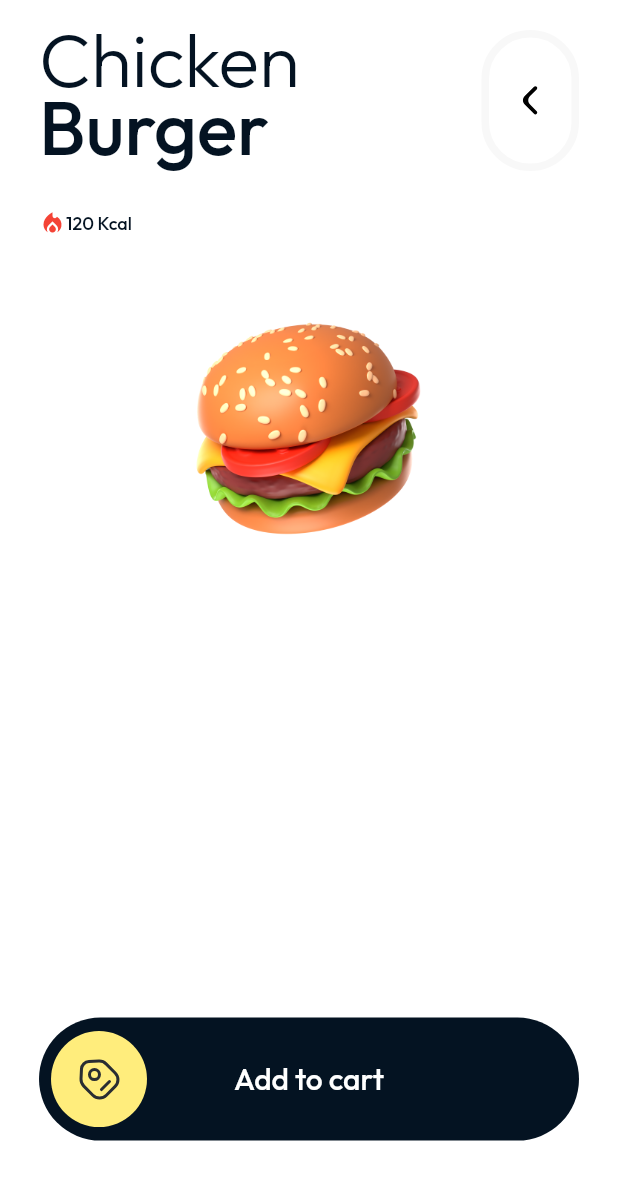
After one commit to 7ANV1R/food_app_ui, a Flutter app: the screen it shows after launch, after a tap on "Cheese Burger", on a phone screen of 412 x 824 dp. The commit adds this screen. Shown: the top 1180 px of the screen. Run offline on Flutter 3.47's test engine with Material 2 defaults, Android fonts, the light colour scheme and no system bars; drawn by our look-alikes of photo_view, slide_to_act; our stand-ins replace google_fonts, sliding_up_panel, websafe_svg.

Commit message:
updated details page

```diff
--- a/lib/core/value/const_asset.dart
+++ b/lib/core/value/const_asset.dart
@@ -1,2 +1,4 @@
 const String kAssetIconMenu = 'assets/icons/menu_icon.svg';
+const String kAssetIconBack = 'assets/icons/arrow_back_icon.svg';
 const String kAssetIconSearch = 'assets/icons/search_icon.svg';
+const String kAssetIconTag = 'assets/icons/tag_icon.svg';
--- a/lib/screens/homepage/widget/custom_app_bar.dart
+++ b/lib/global_widget/custom_app_bar.dart
@@ -2,9 +2,10 @@ import 'package:flutter/material.dart';
 import 'package:food_app/core/theme/const_color.dart';
 
 class CusAppBar extends StatelessWidget {
-  const CusAppBar({super.key, required this.titleWidget, required this.icon});
+  const CusAppBar({super.key, required this.titleWidget, required this.icon, this.onTaponIcon});
   final Widget titleWidget;
   final Widget icon;
+  final VoidCallback? onTaponIcon;
 
   @override
   Widget build(BuildContext context) {
@@ -17,7 +18,9 @@ class CusAppBar extends StatelessWidget {
             Expanded(
               child: titleWidget,
             ),
-            Container(
+            GestureDetector(
+              onTap: onTaponIcon,
+              child: Container(
                 padding: const EdgeInsets.symmetric(vertical: 32, horizontal: 18),
                 decoration: BoxDecoration(
                   border: Border.all(
@@ -28,6 +31,7 @@ class CusAppBar extends StatelessWidget {
                 ),
                 child: icon,
               ),
+            ),
           ],
         ),
       ),
--- a/lib/main.dart
+++ b/lib/main.dart
@@ -1,5 +1,6 @@
 import 'package:flutter/material.dart';
 import 'package:food_app/core/theme/app_theme.dart';
+import 'package:food_app/screens/details_page/details_page.dart';
 import 'package:food_app/screens/homepage/home_page.dart';
 
 void main() {
--- /dev/null
+++ b/lib/screens/details_page/details_page.dart
@@ -0,0 +1,134 @@
+import 'package:flutter/material.dart';
+import 'package:flutter/services.dart';
+import 'package:food_app/core/theme/const_color.dart';
+import 'package:food_app/core/value/const_asset.dart';
+import 'package:food_app/global_widget/custom_app_bar.dart';
+import 'package:google_fonts/google_fonts.dart';
+import 'package:photo_view/photo_view.dart';
+import 'package:slide_to_act/slide_to_act.dart';
+import 'package:websafe_svg/websafe_svg.dart';
+
+class DetailsPage extends StatelessWidget {
+  const DetailsPage({super.key, required this.item});
+  final Map item;
+
+  @override
+  Widget build(BuildContext context) {
+    var size = MediaQuery.of(context).size;
+    return AnnotatedRegion<SystemUiOverlayStyle>(
+      value: const SystemUiOverlayStyle(
+        statusBarColor: kWhiteColor,
+        statusBarIconBrightness: Brightness.dark,
+      ),
+      child: Scaffold(
+        body: SingleChildScrollView(
+          physics: const BouncingScrollPhysics(),
+          child: Column(
+            children: [
+              //appbar
+              const DetailsAppBar(),
+              //text
+              Padding(
+                padding: const EdgeInsets.symmetric(horizontal: 26.0),
+                child: Row(
+                  children: [
+                    const Icon(
+                      Icons.local_fire_department,
+                      size: 18,
+                      color: Colors.red,
+                    ),
+                    Text(
+                      '120 Kcal',
+                      style: GoogleFonts.outfit(
+                        color: kBlackColor,
+                        fontSize: 12,
+                        fontWeight: FontWeight.w500,
+                      ),
+                    )
+                  ],
+                ),
+              ),
+              SizedBox(
+                height: size.height * 0.3,
+                child: PhotoView(
+                  initialScale: size.aspectRatio * 0.5,
+                  imageProvider: AssetImage(
+                    item['img'],
+                  ),
+                  backgroundDecoration: const BoxDecoration(color: Colors.transparent),
+                ),
+              ),
+              SizedBox(
+                height: size.height * 0.3,
+              ),
+              Padding(
+                padding: const EdgeInsets.all(26.0),
+                child: SlideAction(
+                  onSubmit: () {},
+                  sliderButtonIcon: Padding(
+                    padding: const EdgeInsets.symmetric(
+                      horizontal: 16,
+                      vertical: 16,
+                    ),
+                    child: WebsafeSvg.asset(kAssetIconTag),
+                  ),
+                  text: 'Add to cart',
+                  textStyle: GoogleFonts.outfit(
+                    color: kWhiteColor,
+                    fontSize: 20,
+                    fontWeight: FontWeight.w500,
+                  ),
+                  borderRadius: 41,
+                  height: 82,
+                  elevation: 0,
+                  sliderButtonYOffset: 0,
+                  // TODO: Tween animation 0 to -20
+                  sliderButtonIconPadding: 0,
+                  innerColor: kYellowColor,
+                  outerColor: kBlackColor,
+                ),
+              ),
+            ],
+          ),
+        ),
+      ),
+    );
+  }
+}
+
+class DetailsAppBar extends StatelessWidget {
+  const DetailsAppBar({
+    Key? key,
+  }) : super(key: key);
+
+  @override
+  Widget build(BuildContext context) {
+    return CusAppBar(
+      titleWidget: RichText(
+        text: TextSpan(
+            text: 'Chicken',
+            style: GoogleFonts.outfit(
+              color: kBlackColor,
+              fontSize: 50,
+              height: 0.9,
+              fontWeight: FontWeight.w300,
+            ),
+            children: [
+              TextSpan(
+                text: '\nBurger',
+                style: GoogleFonts.outfit(
+                  color: kBlackColor,
+                  fontSize: 50,
+                  fontWeight: FontWeight.w500,
+                ),
+              ),
+            ]),
+      ),
+      icon: Padding(
+        padding: const EdgeInsets.symmetric(horizontal: 4),
+        child: WebsafeSvg.asset(kAssetIconBack),
+      ),
+      onTaponIcon: () => Navigator.pop(context),
+    );
+  }
+}
--- a/lib/screens/homepage/home_page.dart
+++ b/lib/screens/homepage/home_page.dart
@@ -3,10 +3,11 @@ import 'package:flutter/services.dart';
 import 'package:food_app/core/theme/ui_helper.dart';
 import 'package:food_app/core/value/const_asset.dart';
 import 'package:food_app/core/theme/const_color.dart';
+import 'package:food_app/screens/details_page/details_page.dart';
 import 'package:food_app/screens/homepage/temp_data/category_data.dart';
 import 'package:food_app/screens/homepage/temp_data/food_data.dart';
 import 'package:food_app/screens/homepage/widget/color_converter.dart';
-import 'package:food_app/screens/homepage/widget/custom_app_bar.dart';
+import 'package:food_app/global_widget/custom_app_bar.dart';
 import 'package:food_app/screens/homepage/widget/food_card.dart';
 import 'package:food_app/screens/homepage/widget/search_bar.dart';
 import 'package:google_fonts/google_fonts.dart';
@@ -199,8 +200,20 @@ class ProductCardPart extends StatelessWidget {
         scrollDirection: Axis.horizontal,
         itemBuilder: (context, index) {
           final item = foodList[index];
-          return FoodCard(
-            item: item,
+          return GestureDetector(
+            onTap: () {
+              Navigator.push(
+                context,
+                MaterialPageRoute(
+                  builder: (context) => DetailsPage(
+                    item: item,
+                  ),
+                ),
+              );
+            },
+            child: FoodCard(
+              item: item,
+            ),
           );
         },
         separatorBuilder: (context, index) => kHorizontalSpaceM,
--- a/pubspec.yaml
+++ b/pubspec.yaml
@@ -16,6 +16,8 @@ dependencies:
   google_fonts: ^3.0.1
   websafe_svg: ^2.1.2+7
   sliding_up_panel: ^2.0.0+1
+  photo_view: ^0.14.0
+  slide_to_act: ^2.0.1
 
 dev_dependencies:
   flutter_test:
```
Also changed, not shown: assets/icons/arrow_back_icon.svg (added), assets/icons/tag_icon.svg (added), pubspec.lock. Lines whose indentation alone changed are shown as unchanged.
